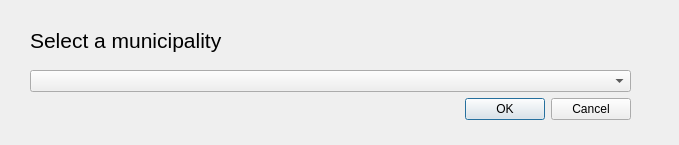
The window that ZoomToBelgium/ZoomToBelgium_dialog_base.ui (mstuyts/ZoomToBelgium) describes before a commit, drawn with Qt 5.
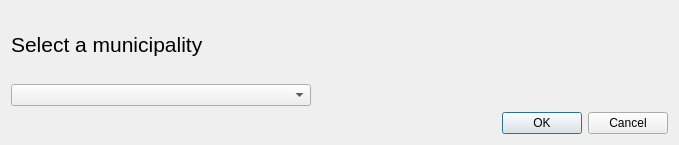
The same window after the commit.

```diff
--- a/ZoomToBelgium/ZoomToBelgium_dialog_base.ui
+++ b/ZoomToBelgium/ZoomToBelgium_dialog_base.ui
@@ -13,15 +13,11 @@
   <property name="windowTitle">
    <string>ZoomToBelgium</string>
   </property>
+  <layout class="QGridLayout" name="gridLayout">
+   <item row="0" column="0">
+    <layout class="QHBoxLayout" name="horizontalLayout_3">
+     <item>
   <widget class="QLabel" name="intro">
-   <property name="geometry">
-    <rect>
-     <x>30</x>
-     <y>20</y>
-     <width>311</width>
-     <height>41</height>
-    </rect>
-   </property>
    <property name="text">
     <string>&lt;html&gt;&lt;head/&gt;&lt;body&gt;&lt;p&gt;&lt;span style=&quot; font-size:16pt;&quot;&gt;Select a municipality&lt;/span&gt;&lt;/p&gt;&lt;/body&gt;&lt;/html&gt;</string>
    </property>
@@ -29,21 +25,63 @@
     <enum>Qt::RichText</enum>
    </property>
   </widget>
-  <widget class="QWidget" name="">
-   <property name="geometry">
-    <rect>
-     <x>30</x>
-     <y>70</y>
-     <width>601</width>
-     <height>51</height>
-    </rect>
-   </property>
-   <layout class="QVBoxLayout" name="verticalLayout">
-    <property name="sizeConstraint">
-     <enum>QLayout::SetMaximumSize</enum>
-    </property>
+     </item>
+     <item>
+      <spacer name="horizontalSpacer_2">
+       <property name="orientation">
+        <enum>Qt::Horizontal</enum>
+       </property>
+       <property name="sizeHint" stdset="0">
+        <size>
+         <width>40</width>
+         <height>20</height>
+        </size>
+       </property>
+      </spacer>
+     </item>
+    </layout>
+   </item>
+   <item row="1" column="0">
+    <layout class="QHBoxLayout" name="horizontalLayout">
     <item>
-     <widget class="QComboBox" name="comboGemeentes"/>
+      <widget class="QComboBox" name="comboGemeentes">
+       <property name="minimumSize">
+        <size>
+         <width>300</width>
+         <height>0</height>
+        </size>
+       </property>
+      </widget>
+     </item>
+     <item>
+      <spacer name="horizontalSpacer">
+       <property name="orientation">
+        <enum>Qt::Horizontal</enum>
+       </property>
+       <property name="sizeHint" stdset="0">
+        <size>
+         <width>40</width>
+         <height>20</height>
+        </size>
+       </property>
+      </spacer>
+     </item>
+    </layout>
+   </item>
+   <item row="2" column="0">
+    <layout class="QHBoxLayout" name="horizontalLayout_2">
+     <item>
+      <spacer name="horizontalSpacer_3">
+       <property name="orientation">
+        <enum>Qt::Horizontal</enum>
+       </property>
+       <property name="sizeHint" stdset="0">
+        <size>
+         <width>40</width>
+         <height>20</height>
+        </size>
+       </property>
+      </spacer>
     </item>
     <item>
      <widget class="QDialogButtonBox" name="button_box">
@@ -56,7 +94,8 @@
      </widget>
     </item>
    </layout>
-  </widget>
+   </item>
+  </layout>
  </widget>
  <resources/>
  <connections>
```
Lines whose indentation alone changed are shown as unchanged.
